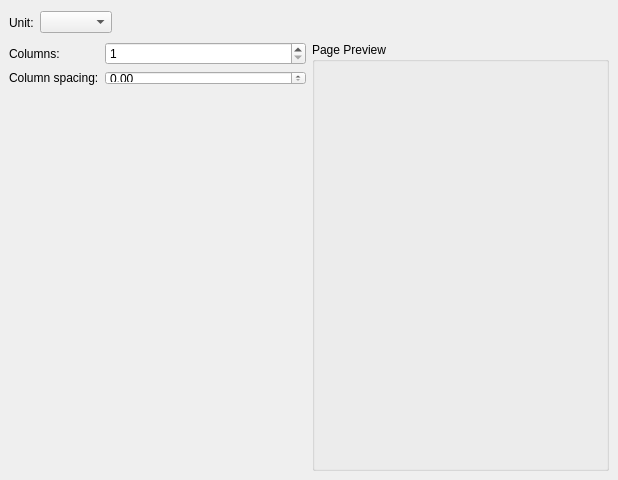
The window that kword/part/dialog/KWDocumentColumns.ui (KDE/calligra) describes before a commit, drawn with Qt 5.
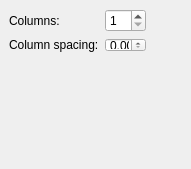
The same window after the commit. Custom widgets are drawn as their Qt base class.

Commit message:
Refactor KoPageFormat  * move enums to exist inside the namespace instead of being global  * Rename enum values to be CamelCase  * Split KoPageFormat and KoPageLayout in individual files
Stop compiling the page-layout widgets since they are too complex
for most apps, and since 2.0 not complex enough for kword.  So the
plan is to make new ones in kword and see if there is something available
for reuse afterwards.
The kword page-dialog is a still work-in-progress, doesn't work yet.

```diff
--- a/kword/part/dialog/KWDocumentColumns.ui
+++ b/kword/part/dialog/KWDocumentColumns.ui
@@ -5,8 +5,8 @@
    <rect>
     <x>0</x>
     <y>0</y>
-    <width>618</width>
-    <height>480</height>
+    <width>191</width>
+    <height>169</height>
    </rect>
   </property>
   <property name="windowTitle" >
@@ -19,62 +19,50 @@
    <property name="spacing" >
     <number>6</number>
    </property>
-   <item row="0" column="0" colspan="2" >
-    <widget class="QWidget" native="1" name="unitBox" >
-     <layout class="QHBoxLayout" >
-      <property name="margin" >
-       <number>0</number>
-      </property>
-      <property name="spacing" >
-       <number>6</number>
-      </property>
-      <item>
-       <layout class="QHBoxLayout" >
-        <property name="margin" >
-         <number>0</number>
-        </property>
-        <property name="spacing" >
-         <number>6</number>
-        </property>
-        <item>
-         <widget class="QLabel" name="unitLabel" >
-          <property name="text" >
-           <string>Unit:</string>
-          </property>
-          <property name="buddy" >
-           <cstring>unitCombo</cstring>
-          </property>
-         </widget>
-        </item>
-        <item>
-         <widget class="QComboBox" name="unitCombo" />
-        </item>
-        <item>
+   <item row="2" column="0" colspan="2" >
          <spacer>
           <property name="orientation" >
-           <enum>Qt::Horizontal</enum>
+      <enum>Qt::Vertical</enum>
           </property>
           <property name="sizeHint" >
            <size>
-            <width>461</width>
-            <height>27</height>
+       <width>121</width>
+       <height>61</height>
            </size>
           </property>
          </spacer>
         </item>
-       </layout>
-      </item>
-     </layout>
+   <item rowspan="3" row="0" column="2" >
+    <widget class="QWidget" native="1" name="previewPane" >
+     <property name="sizePolicy" >
+      <sizepolicy>
+       <hsizetype>5</hsizetype>
+       <vsizetype>5</vsizetype>
+       <horstretch>1</horstretch>
+       <verstretch>0</verstretch>
+      </sizepolicy>
+     </property>
+    </widget>
+   </item>
+   <item row="1" column="1" >
+    <widget class="KoUnitDoubleSpinBox" name="spacing" >
+     <property name="sizePolicy" >
+      <sizepolicy>
+       <hsizetype>13</hsizetype>
+       <vsizetype>13</vsizetype>
+       <horstretch>0</horstretch>
+       <verstretch>0</verstretch>
+      </sizepolicy>
+     </property>
     </widget>
    </item>
-   <item row="1" column="0" >
-    <layout class="QGridLayout" >
-     <property name="margin" >
-      <number>0</number>
+   <item row="0" column="1" >
+    <widget class="QSpinBox" name="columns" >
+     <property name="minimum" >
+      <number>1</number>
      </property>
-     <property name="spacing" >
-      <number>6</number>
-     </property>
+    </widget>
+   </item>
      <item row="0" column="0" >
       <widget class="QLabel" name="columnsLabel" >
        <property name="sizePolicy" >
@@ -89,14 +77,7 @@
         <string>Columns:</string>
        </property>
        <property name="buddy" >
-        <cstring>columnsSB</cstring>
-       </property>
-      </widget>
-     </item>
-     <item row="0" column="1" >
-      <widget class="QSpinBox" name="columnsSB" >
-       <property name="minimum" >
-        <number>1</number>
+      <cstring>columns</cstring>
        </property>
       </widget>
      </item>
@@ -106,43 +87,9 @@
         <string>Column spacing:</string>
        </property>
        <property name="buddy" >
-        <cstring>spacingUSB</cstring>
-       </property>
-      </widget>
-     </item>
-     <item row="1" column="1" >
-      <widget class="KoUnitDoubleSpinBox" name="spacingUSB" >
-       <property name="sizePolicy" >
-        <sizepolicy>
-         <hsizetype>13</hsizetype>
-         <vsizetype>13</vsizetype>
-         <horstretch>0</horstretch>
-         <verstretch>0</verstretch>
-        </sizepolicy>
-       </property>
-      </widget>
-     </item>
-    </layout>
-   </item>
-   <item rowspan="2" row="1" column="1" >
-    <widget class="QGroupBox" name="previewPane" >
-     <property name="title" >
-      <string>Page Preview</string>
-     </property>
-    </widget>
-   </item>
-   <item row="2" column="0" >
-    <spacer>
-     <property name="orientation" >
-      <enum>Qt::Vertical</enum>
-     </property>
-     <property name="sizeHint" >
-      <size>
-       <width>297</width>
-       <height>341</height>
-      </size>
-     </property>
-    </spacer>
+      <cstring>spacing</cstring>
+     </property>
+    </widget>
    </item>
   </layout>
  </widget>
```
Lines whose indentation alone changed are shown as unchanged. The commit also changes 52 other files.
